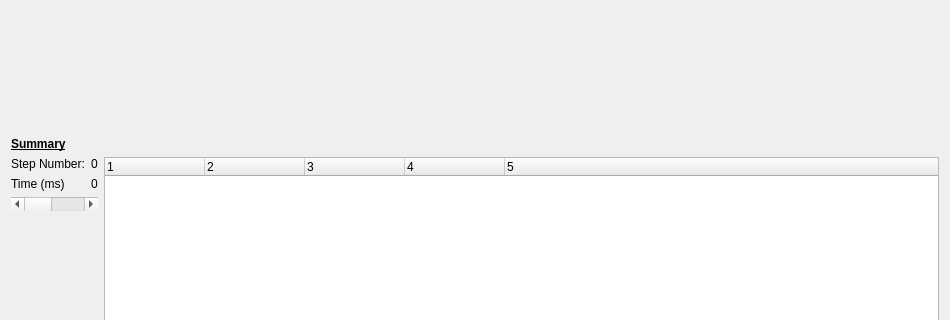
Above: modules/SofaGuiQt/src/sofa/gui/qt/WindowProfiler.ui from sofa-framework/sofa before the change; both pictures show x 0 to 950 and y 243 to 563 of the 950 by 760 pixel window. Below: the same form after it.
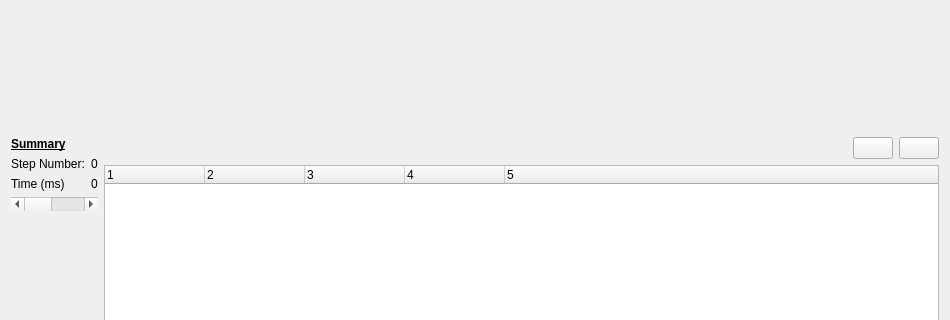
That is the form after the change.

Commit message: [SofaGuiQt] Introduce expand/collapse buttons in profiler

```diff
--- a/modules/SofaGuiQt/src/sofa/gui/qt/WindowProfiler.ui
+++ b/modules/SofaGuiQt/src/sofa/gui/qt/WindowProfiler.ui
@@ -117,7 +117,9 @@
        <item>
         <layout class="QVBoxLayout" name="Layout_tree">
          <item>
-          <spacer name="horizontalSpacer_2">
+          <layout class="QHBoxLayout" name="horizontalLayout">
+           <item>
+            <spacer name="horizontalSpacer">
            <property name="orientation">
             <enum>Qt::Horizontal</enum>
            </property>
@@ -128,6 +130,28 @@
             </size>
            </property>
           </spacer>
+           </item>
+           <item>
+            <widget class="QPushButton" name="CollapseAllButton">
+             <property name="toolTip">
+              <string>Collapse all</string>
+             </property>
+             <property name="text">
+              <string/>
+             </property>
+            </widget>
+           </item>
+           <item>
+            <widget class="QPushButton" name="ExpandAllButton">
+             <property name="toolTip">
+              <string>Expand all</string>
+             </property>
+             <property name="text">
+              <string/>
+             </property>
+            </widget>
+           </item>
+          </layout>
          </item>
          <item>
           <widget class="QTreeWidget" name="tree_steps">
```
Lines whose indentation alone changed are shown as unchanged. The commit also changes 2 other files.
